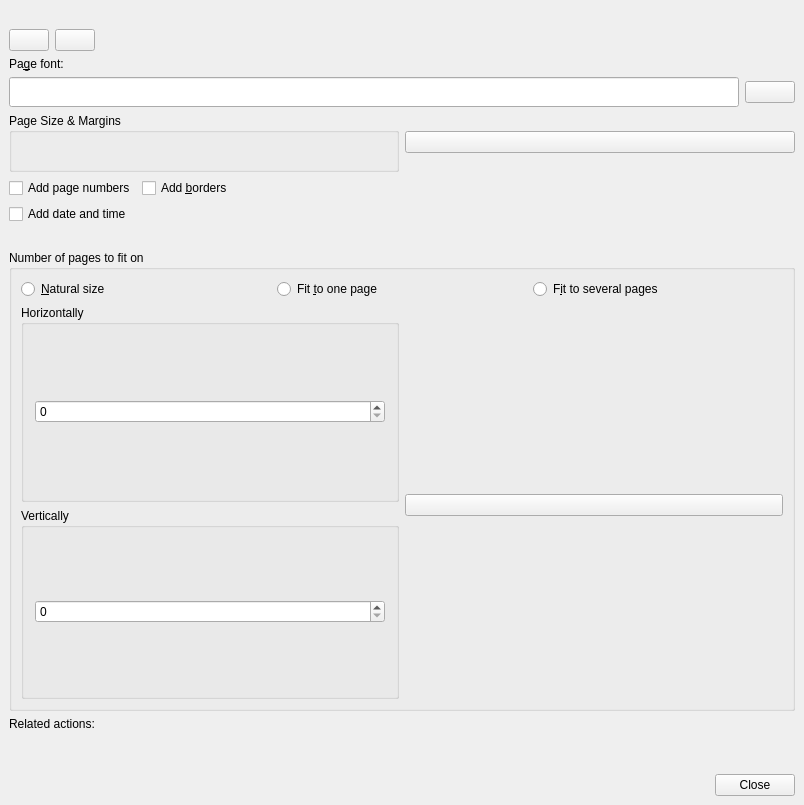
Before: the Qt Designer form src/part/simpleprintingpagesetupbase.ui in KDE/kgraphviewer, drawn with Qt 5.
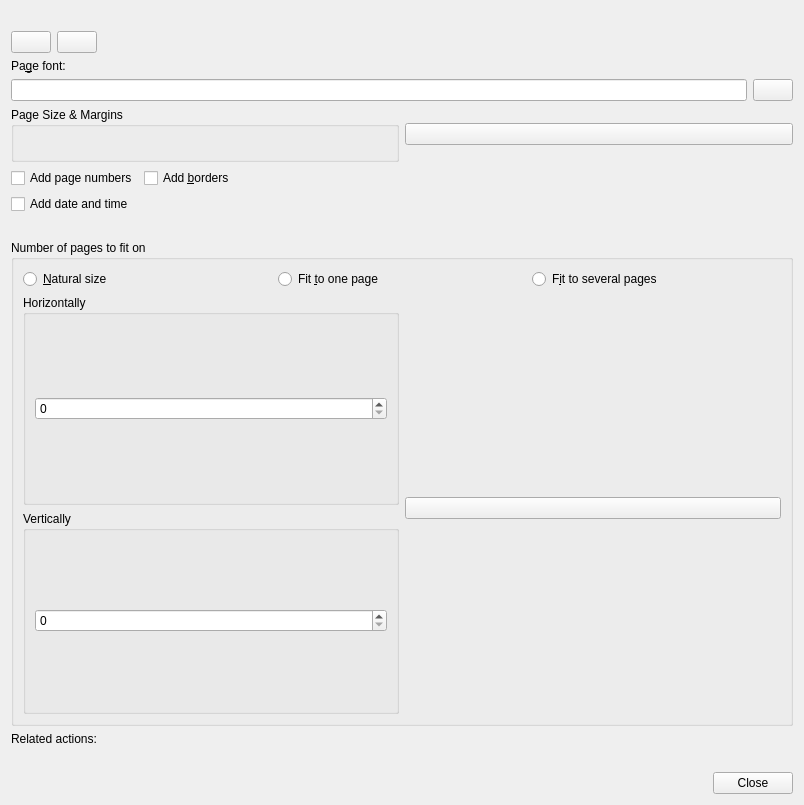
After: the same form once the commit is applied. Icons and pictures are not drawn. Custom widgets are drawn as their Qt base class.

Diff of the .ui file:
```diff
--- a/src/part/simpleprintingpagesetupbase.ui
+++ b/src/part/simpleprintingpagesetupbase.ui
@@ -10,152 +10,23 @@
     <height>805</height>
    </rect>
   </property>
-  <property name="sizePolicy">
-   <sizepolicy hsizetype="Expanding" vsizetype="Expanding">
-    <horstretch>0</horstretch>
-    <verstretch>0</verstretch>
-   </sizepolicy>
-  </property>
-  <property name="minimumSize">
-   <size>
-    <width>0</width>
-    <height>0</height>
-   </size>
-  </property>
-  <property name="baseSize">
-   <size>
-    <width>0</width>
-    <height>0</height>
-   </size>
-  </property>
-  <property name="focusPolicy">
-   <enum>Qt::WheelFocus</enum>
-  </property>
-  <property name="windowTitle">
-   <string>.</string>
-  </property>
   <property name="windowIcon">
    <iconset>
     <normaloff>kgraphviewer-bev.png</normaloff>kgraphviewer-bev.png</iconset>
   </property>
   <layout class="QVBoxLayout">
-   <property name="spacing">
-    <number>6</number>
-   </property>
-   <property name="leftMargin">
-    <number>9</number>
-   </property>
-   <property name="topMargin">
-    <number>9</number>
-   </property>
-   <property name="rightMargin">
-    <number>9</number>
-   </property>
-   <property name="bottomMargin">
-    <number>9</number>
-   </property>
    <item>
     <layout class="QVBoxLayout">
-     <property name="spacing">
-      <number>6</number>
-     </property>
-     <property name="leftMargin">
-      <number>0</number>
-     </property>
-     <property name="topMargin">
-      <number>0</number>
-     </property>
-     <property name="rightMargin">
-      <number>0</number>
-     </property>
-     <property name="bottomMargin">
-      <number>0</number>
-     </property>
      <item>
       <layout class="QVBoxLayout">
-       <property name="spacing">
-        <number>6</number>
-       </property>
-       <property name="leftMargin">
-        <number>0</number>
-       </property>
-       <property name="topMargin">
-        <number>0</number>
-       </property>
-       <property name="rightMargin">
-        <number>0</number>
-       </property>
-       <property name="bottomMargin">
-        <number>0</number>
-       </property>
        <item>
         <layout class="QVBoxLayout">
-         <property name="spacing">
-          <number>6</number>
-         </property>
-         <property name="leftMargin">
-          <number>0</number>
-         </property>
-         <property name="topMargin">
-          <number>0</number>
-         </property>
-         <property name="rightMargin">
-          <number>0</number>
-         </property>
-         <property name="bottomMargin">
-          <number>0</number>
-         </property>
          <item>
           <layout class="QVBoxLayout">
-           <property name="spacing">
-            <number>6</number>
-           </property>
-           <property name="leftMargin">
-            <number>0</number>
-           </property>
-           <property name="topMargin">
-            <number>0</number>
-           </property>
-           <property name="rightMargin">
-            <number>0</number>
-           </property>
-           <property name="bottomMargin">
-            <number>0</number>
-           </property>
            <item>
             <layout class="QVBoxLayout">
-             <property name="spacing">
-              <number>6</number>
-             </property>
-             <property name="leftMargin">
-              <number>0</number>
-             </property>
-             <property name="topMargin">
-              <number>0</number>
-             </property>
-             <property name="rightMargin">
-              <number>0</number>
-             </property>
-             <property name="bottomMargin">
-              <number>0</number>
-             </property>
              <item>
               <layout class="QVBoxLayout">
-               <property name="spacing">
-                <number>6</number>
-               </property>
-               <property name="leftMargin">
-                <number>0</number>
-               </property>
-               <property name="topMargin">
-                <number>0</number>
-               </property>
-               <property name="rightMargin">
-                <number>0</number>
-               </property>
-               <property name="bottomMargin">
-                <number>0</number>
-               </property>
                <item>
                 <widget class="QLabel" name="captionLabel">
                  <property name="buddy">
@@ -165,21 +36,6 @@
                </item>
                <item>
                 <layout class="QHBoxLayout">
-                 <property name="spacing">
-                  <number>6</number>
-                 </property>
-                 <property name="leftMargin">
-                  <number>0</number>
-                 </property>
-                 <property name="topMargin">
-                  <number>0</number>
-                 </property>
-                 <property name="rightMargin">
-                  <number>0</number>
-                 </property>
-                 <property name="bottomMargin">
-                  <number>0</number>
-                 </property>
                  <item>
                   <widget class="QPushButton" name="printButton"/>
                  </item>
@@ -211,9 +67,6 @@
                <property name="text">
                 <string>Pa&amp;ge font:</string>
                </property>
-               <property name="alignment">
-                <set>Qt::AlignBottom</set>
-               </property>
                <property name="buddy">
                 <cstring>headerTitleLineEdit</cstring>
                </property>
@@ -223,46 +76,14 @@
            </item>
            <item>
             <layout class="QHBoxLayout">
-             <property name="spacing">
-              <number>6</number>
-             </property>
-             <property name="leftMargin">
-              <number>0</number>
-             </property>
-             <property name="topMargin">
-              <number>0</number>
-             </property>
-             <property name="rightMargin">
-              <number>0</number>
-             </property>
              <property name="bottomMargin">
               <number>0</number>
              </property>
              <item>
-              <widget class="QLineEdit" name="headerTitleLineEdit">
-               <property name="minimumSize">
-                <size>
-                 <width>220</width>
-                 <height>30</height>
-                </size>
-               </property>
-               <property name="maximumSize">
-                <size>
-                 <width>16777215</width>
-                 <height>16777215</height>
-                </size>
-               </property>
-              </widget>
+              <widget class="QLineEdit" name="headerTitleLineEdit"/>
              </item>
              <item>
-              <widget class="QPushButton" name="headerTitleFontButton">
-               <property name="minimumSize">
-                <size>
-                 <width>50</width>
-                 <height>0</height>
-                </size>
-               </property>
-              </widget>
+              <widget class="QPushButton" name="headerTitleFontButton"/>
              </item>
             </layout>
            </item>
@@ -270,56 +91,14 @@
          </item>
          <item>
           <layout class="QHBoxLayout">
-           <property name="spacing">
-            <number>6</number>
-           </property>
-           <property name="leftMargin">
-            <number>0</number>
-           </property>
-           <property name="topMargin">
-            <number>0</number>
-           </property>
-           <property name="rightMargin">
-            <number>0</number>
-           </property>
-           <property name="bottomMargin">
-            <number>0</number>
-           </property>
            <item>
             <widget class="QGroupBox" name="groupBox1">
              <property name="title">
               <string>Page Size &amp;&amp; Margins</string>
              </property>
              <layout class="QVBoxLayout">
-              <property name="spacing">
-               <number>6</number>
-              </property>
-              <property name="leftMargin">
-               <number>11</number>
-              </property>
-              <property name="topMargin">
-               <number>11</number>
-              </property>
-              <property name="rightMargin">
-               <number>11</number>
-              </property>
-              <property name="bottomMargin">
-               <number>11</number>
-              </property>
               <item>
                <widget class="QLabel" name="pageSizeAndMarginsLabel">
-                <property name="minimumSize">
-                 <size>
-                  <width>200</width>
-                  <height>0</height>
-                 </size>
-                </property>
-                <property name="maximumSize">
-                 <size>
-                  <width>200</width>
-                  <height>32767</height>
-                 </size>
-                </property>
                 <property name="text">
                  <string/>
                 </property>
@@ -329,14 +108,7 @@
             </widget>
            </item>
            <item>
-            <widget class="QPushButton" name="changePageSizeAndMarginsButton">
-             <property name="minimumSize">
-              <size>
-               <width>50</width>
-               <height>20</height>
-              </size>
-             </property>
-            </widget>
+            <widget class="QPushButton" name="changePageSizeAndMarginsButton"/>
            </item>
           </layout>
          </item>
@@ -344,21 +116,6 @@
        </item>
        <item>
         <layout class="QGridLayout">
-         <property name="leftMargin">
-          <number>0</number>
-         </property>
-         <property name="topMargin">
-          <number>0</number>
-         </property>
-         <property name="rightMargin">
-          <number>0</number>
-         </property>
-         <property name="bottomMargin">
-          <number>0</number>
-         </property>
-         <property name="spacing">
-          <number>6</number>
-         </property>
          <item row="0" column="1">
           <widget class="QCheckBox" name="addTableBordersCheckbox">
            <property name="text">
@@ -422,21 +179,6 @@
         <string>Number of pages to fit on</string>
        </property>
        <layout class="QGridLayout">
-        <property name="leftMargin">
-         <number>9</number>
-        </property>
-        <property name="topMargin">
-         <number>9</number>
-        </property>
-        <property name="rightMargin">
-         <number>9</number>
-        </property>
-        <property name="bottomMargin">
-         <number>9</number>
-        </property>
-        <property name="spacing">
-         <number>6</number>
-        </property>
         <item row="4" column="1">
          <spacer>
           <property name="orientation">
@@ -465,12 +207,6 @@
         </item>
         <item row="1" column="0" rowspan="2">
          <widget class="QGroupBox" name="groupBox2">
-          <property name="sizePolicy">
-           <sizepolicy hsizetype="Minimum" vsizetype="Minimum">
-            <horstretch>0</horstretch>
-            <verstretch>0</verstretch>
-           </sizepolicy>
-          </property>
           <property name="title">
            <string>Horizontally</string>
           </property>
@@ -483,12 +219,6 @@
         </item>
         <item row="3" column="0" rowspan="2">
          <widget class="QGroupBox" name="groupBox3">
-          <property name="sizePolicy">
-           <sizepolicy hsizetype="Minimum" vsizetype="Minimum">
-            <horstretch>0</horstretch>
-            <verstretch>0</verstretch>
-           </sizepolicy>
-          </property>
           <property name="title">
            <string>Vertically</string>
           </property>
@@ -512,21 +242,6 @@
         </item>
         <item row="0" column="0" colspan="2">
          <layout class="QHBoxLayout">
-          <property name="spacing">
-           <number>6</number>
-          </property>
-          <property name="leftMargin">
-           <number>0</number>
-          </property>
-          <property name="topMargin">
-           <number>0</number>
-          </property>
-          <property name="rightMargin">
-           <number>0</number>
-          </property>
-          <property name="bottomMargin">
-           <number>0</number>
-          </property>
           <item>
            <widget class="QRadioButton" name="naturalSizeRadioButton">
             <property name="text">
@@ -555,38 +270,8 @@
      </item>
      <item>
       <layout class="QVBoxLayout">
-       <property name="spacing">
-        <number>6</number>
-       </property>
-       <property name="leftMargin">
-        <number>0</number>
-       </property>
-       <property name="topMargin">
-        <number>0</number>
-       </property>
-       <property name="rightMargin">
-        <number>0</number>
-       </property>
-       <property name="bottomMargin">
-        <number>0</number>
-       </property>
        <item>
         <layout class="QHBoxLayout">
-         <property name="spacing">
-          <number>6</number>
-         </property>
-         <property name="leftMargin">
-          <number>0</number>
-         </property>
-         <property name="topMargin">
-          <number>0</number>
-         </property>
-         <property name="rightMargin">
-          <number>0</number>
-         </property>
-         <property name="bottomMargin">
-          <number>0</number>
-         </property>
          <item>
           <widget class="QLabel" name="textLabel6">
            <property name="text">
@@ -597,23 +282,7 @@
         </layout>
        </item>
        <item>
-        <widget class="KUrlLabel" name="saveSetupLink">
-         <property name="sizePolicy">
-          <sizepolicy hsizetype="Fixed" vsizetype="Fixed">
-           <horstretch>0</horstretch>
-           <verstretch>0</verstretch>
-          </sizepolicy>
-         </property>
-         <property name="minimumSize">
-          <size>
-           <width>495</width>
-           <height>31</height>
-          </size>
-         </property>
-         <property name="focusPolicy">
-          <enum>Qt::WheelFocus</enum>
-         </property>
-        </widget>
+        <widget class="KUrlLabel" name="saveSetupLink"/>
        </item>
       </layout>
      </item>
@@ -628,7 +297,6 @@
    </item>
   </layout>
  </widget>
- <layoutdefault spacing="6" margin="11"/>
  <customwidgets>
   <customwidget>
    <class>KUrlLabel</class>
```
Left out of the diff: 6 changed lines with no effect on the pictures.
